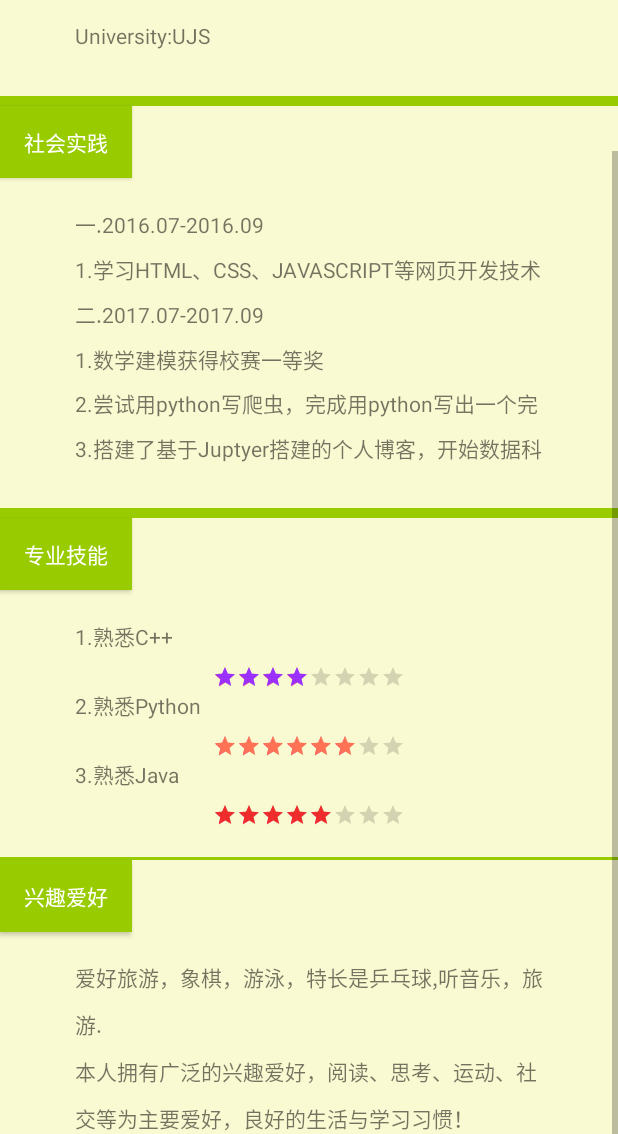
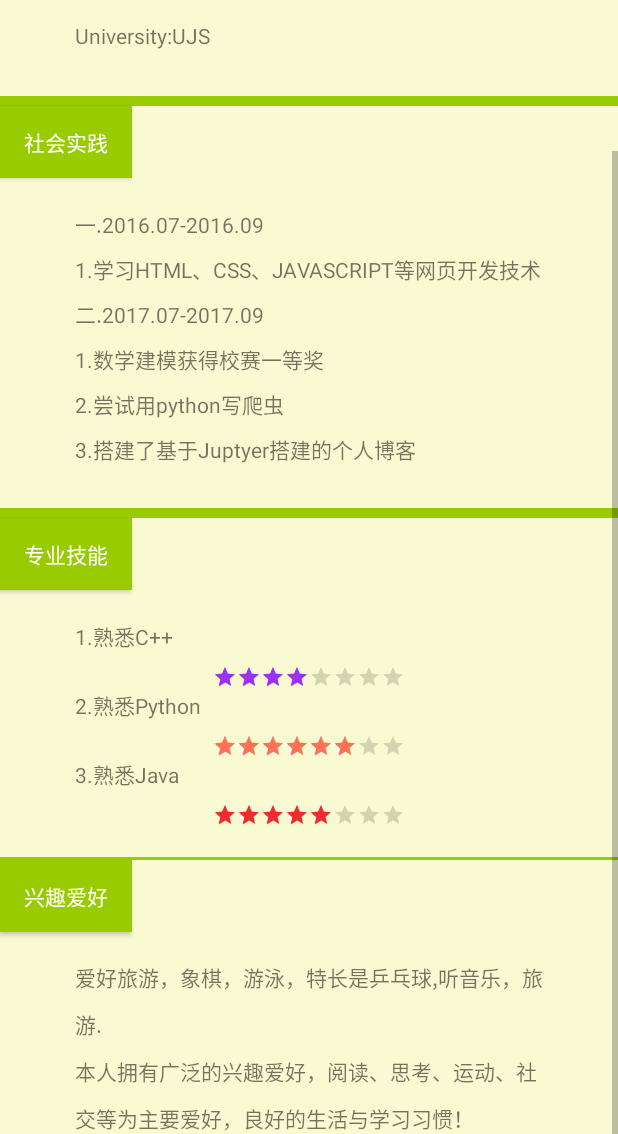
Before and after one commit to MarkKobs/personality, an Android app: the screen it shows after launch (MainActivity), scrolled down 132 dp, on a phone screen of 412 x 824 dp, the part 102-1236 px from its top. Run offline under Robolectric (Android 15) with nearby library versions, the phone set to English and light mode, and no system bars; libraries missing offline, so code that uses them is left out: uk.co.imallan; plain views replace JellyRefreshLayout; 1 statement that could not run was skipped.

```diff
--- a/app/build.gradle
+++ b/app/build.gradle
@@ -20,7 +20,7 @@ android {
 }
 
 dependencies {
-    compile fileTree(dir: 'libs', include: ['*.jar'])
+    compile fileTree(include: ['*.jar'], dir: 'libs')
     androidTestCompile('com.android.support.test.espresso:espresso-core:2.2.2', {
         exclude group: 'com.android.support', module: 'support-annotations'
     })
--- a/app/src/main/java/com/mmj/personality/MainActivity.java
+++ b/app/src/main/java/com/mmj/personality/MainActivity.java
@@ -24,6 +24,5 @@ public class MainActivity extends AppCompatActivity {
         titanic=new Titanic();
         titanic.start(myTitanicView);
         mJellyLayout=new JellyRefreshLayout(this);
-
     }
 }
--- a/app/src/main/res/layout/activity_main.xml
+++ b/app/src/main/res/layout/activity_main.xml
@@ -138,7 +138,7 @@
             android:layout_width="wrap_content"
             android:layout_height="30dp"
             android:id="@+id/pra3"
-            android:text="2.尝试用python写爬虫，完成用python写出一个完整的桌面应用"
+            android:text="2.尝试用python写爬虫"
             android:lineSpacingMultiplier="1.5"
             android:layout_marginLeft="50dp"
             android:layout_marginRight="50dp"
@@ -148,7 +148,7 @@
             android:layout_width="wrap_content"
             android:layout_height="30dp"
             android:id="@+id/pra4"
-            android:text="3.搭建了基于Juptyer搭建的个人博客，开始数据科学"
+            android:text="3.搭建了基于Juptyer搭建的个人博客"
             android:lineSpacingMultiplier="1.5"
             android:layout_marginLeft="50dp"
             android:layout_marginRight="50dp"
```
